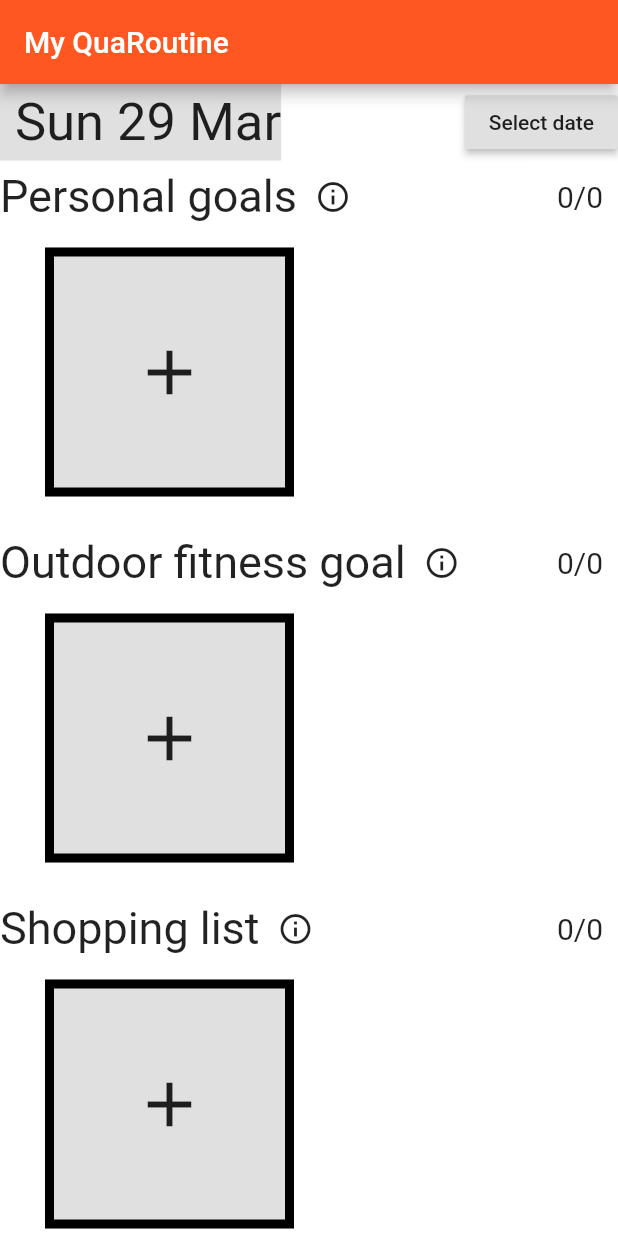
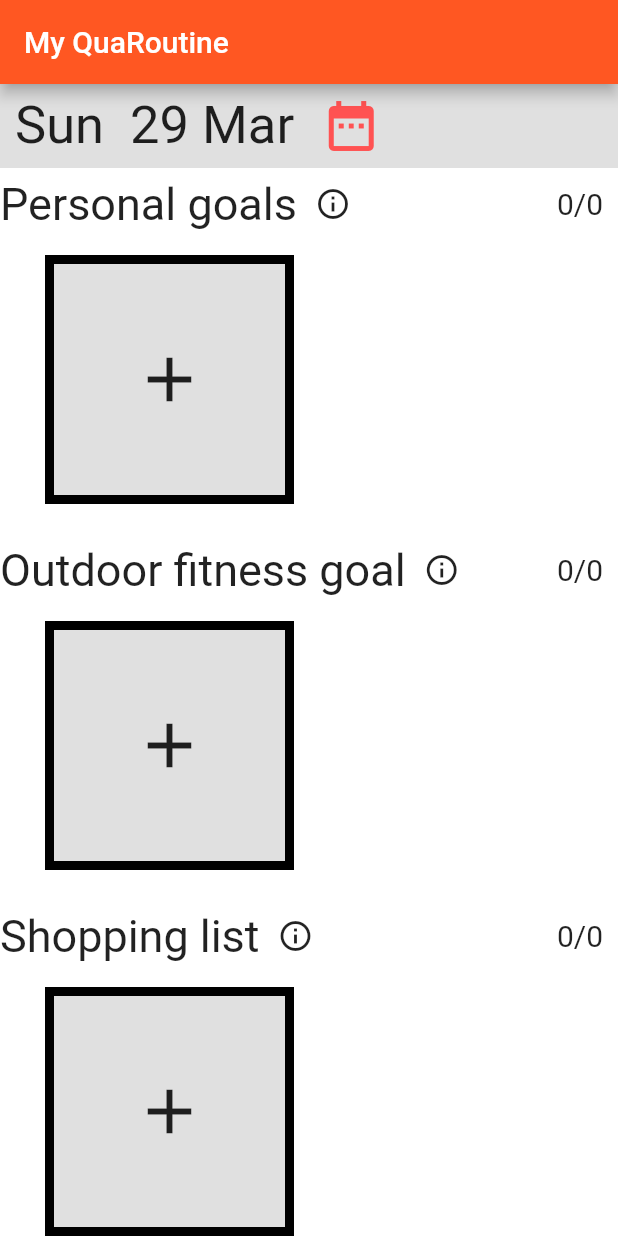
Before and after one commit to fraserdscott/myQuaroutine, a Flutter app: the screen it shows after launch, on a phone screen of 412 x 824 dp. Run offline on Flutter 3.47's test engine with Material 2 defaults, Android fonts, the phone set to English and light mode, and no system bars; our stand-ins replace sqflite; accounts and stored records are empty.

Commit message:
Change date picker button to icon

```diff
--- a/my_quaroutine/lib/components/buttons.dart
+++ b/my_quaroutine/lib/components/buttons.dart
@@ -31,7 +31,7 @@ class ViewActivityButtonState extends State<ViewActivityButton> {
         width: 150,
         height: 150,
         child: FlatButton(
-            color: Color(0x80FFBB91),
+            color: Color(0x60FFBB91),
             shape: border(),
             child: Stack(children: <Widget>[
               Container(
@@ -66,7 +66,6 @@ Widget tick_or_not(activityCompleted) {
     );
   }
 }
-
 
 class Data {
   final Category category;
--- a/my_quaroutine/lib/main.dart
+++ b/my_quaroutine/lib/main.dart
@@ -73,7 +73,7 @@ class _MyHomePageState extends State<MyHomePage> {
     final DateTime picked = await showDatePicker(
         context: context,
         initialDate: selectedDate,
-        firstDate: DateTime(2015, 8),
+        firstDate: DateTime(2020, 3),
         lastDate: DateTime(2101));
     if (picked != null && picked != selectedDate)
       setState(() {
@@ -92,25 +92,26 @@ class _MyHomePageState extends State<MyHomePage> {
         ),
         body: Column(
           children: <Widget>[
-            Row(children: <Widget>[
             Container(
                 color: Colors.black12,
+                child: Row(children: <Widget>[
+                  Container(
                       padding: EdgeInsets.only(left: 10, top: 5, bottom: 5),
                       child: Align(
                           alignment: Alignment.topLeft,
                           child: Text(
-                        DateFormat('EEE d MMM').format(selectedDate),
+                            DateFormat('EEE  d MMM').format(selectedDate),
                             style: TextStyle(fontSize: 35),
                           ))),
-              Expanded(
-                  flex: 3,
-                  child: Align(
+                      Container(
+                        padding: EdgeInsets.only(left:10),
                           alignment: Alignment.bottomRight,
-                      child: RaisedButton(
+                          child: IconButton(icon:Icon(Icons.date_range),
+                            color: Colors.redAccent,
                             onPressed: () => _selectDate(context),
-                        child: Text('Select date'),
-                      ))),
-            ]),
+                            iconSize: 40,
+                          )),
+                ])),
             projectWidget(selectedDate)
           ],
         ));
@@ -154,19 +155,22 @@ Widget projectWidget(DateTime selectedDate) {
                           padding: EdgeInsets.only(right: 10),
                           alignment: Alignment.bottomRight,
                           child: Text(
-                            makeCompletedCount(cats[index], snapshot.data),
+                            makeCompletedCount(
+                                cats[index],
+                                snapshot.data
+                                    .where(
+                                        (i) => isSameDate(i.date, selectedDate))
+                                    .toList()),
                             style: TextStyle(fontSize: 20),
                           )),
                     )
                   ]),
                   Column(mainAxisSize: MainAxisSize.max, children: <Widget>[
                     GoalGridView(
-                      date:selectedDate,
+                        date: selectedDate,
                         filterCategory: cats[index],
                         goals: snapshot.data
-                            .where((i) =>
-                                i.date.difference(selectedDate).inDays == 0 &&
-                                i.date.day == selectedDate.day)
+                            .where((i) => isSameDate(i.date, selectedDate))
                             .toList())
                   ])
                 ]);
@@ -175,6 +179,10 @@ Widget projectWidget(DateTime selectedDate) {
       }
     },
   ));
+}
+
+bool isSameDate(date1, date2) {
+  return date1.difference(date2).inDays == 0 && date1.day == date2.day;
 }
 
 String makeCompletedCount(Category cat, data) {
```
Lines whose indentation alone changed are shown as unchanged.
